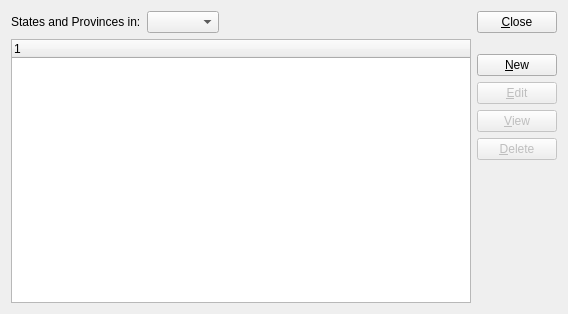
Qt form xtuple/trunk/guiclient/states.ui (WooodHead/xtuple) before a commit.
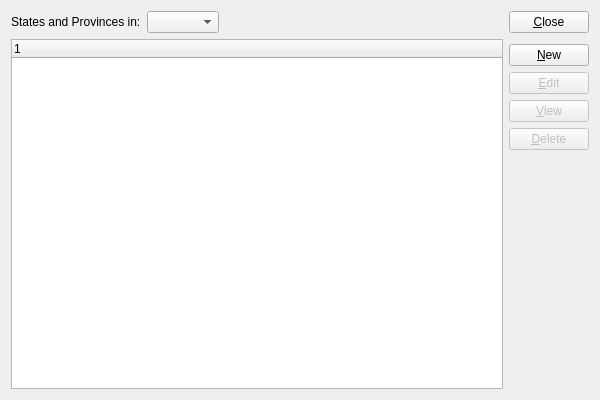
The same form after that commit. Custom widgets are drawn as their Qt base class.

What changed in the file:
```diff
--- a/xtuple/trunk/guiclient/states.ui
+++ b/xtuple/trunk/guiclient/states.ui
@@ -13,8 +13,8 @@
    <rect>
     <x>0</x>
     <y>0</y>
-    <width>568</width>
-    <height>314</height>
+    <width>600</width>
+    <height>400</height>
    </rect>
   </property>
   <property name="windowTitle">
@@ -22,6 +22,8 @@
   </property>
   <layout class="QGridLayout" name="gridLayout">
    <item row="0" column="0">
+    <layout class="QHBoxLayout" name="horizontalLayout">
+     <item>
     <widget class="QLabel" name="_stateLit">
      <property name="text">
       <string>States and Provinces in:</string>
@@ -31,7 +33,7 @@
      </property>
     </widget>
    </item>
-   <item row="0" column="1">
+     <item>
     <widget class="XComboBox" name="_country">
      <property name="allowNull">
       <bool>true</bool>
@@ -44,8 +46,23 @@
      </property>
     </widget>
    </item>
-   <item row="0" column="3" rowspan="2">
-    <layout class="QVBoxLayout">
+     <item>
+      <spacer name="horizontalSpacer">
+       <property name="orientation">
+        <enum>Qt::Horizontal</enum>
+       </property>
+       <property name="sizeHint" stdset="0">
+        <size>
+         <width>40</width>
+         <height>20</height>
+        </size>
+       </property>
+      </spacer>
+     </item>
+    </layout>
+   </item>
+   <item row="0" column="1" rowspan="2">
+    <layout class="QVBoxLayout" name="verticalLayout">
      <item>
       <widget class="QPushButton" name="_close">
        <property name="text">
@@ -64,7 +81,7 @@
        <property name="sizeHint" stdset="0">
         <size>
          <width>20</width>
-         <height>15</height>
+         <height>5</height>
         </size>
        </property>
       </spacer>
@@ -124,7 +141,7 @@
      </item>
     </layout>
    </item>
-   <item row="1" column="0" colspan="3">
+   <item row="1" column="0">
     <widget class="XTreeWidget" name="_state">
      <property name="sizePolicy">
       <sizepolicy hsizetype="Expanding" vsizetype="Expanding">
@@ -134,19 +151,6 @@
      </property>
     </widget>
    </item>
-   <item row="0" column="2">
-    <spacer name="horizontalSpacer">
-     <property name="orientation">
-      <enum>Qt::Horizontal</enum>
-     </property>
-     <property name="sizeHint" stdset="0">
-      <size>
-       <width>40</width>
-       <height>20</height>
-      </size>
-     </property>
-    </spacer>
-   </item>
   </layout>
  </widget>
  <layoutdefault spacing="6" margin="11"/>
```
Lines whose indentation alone changed are shown as unchanged.
